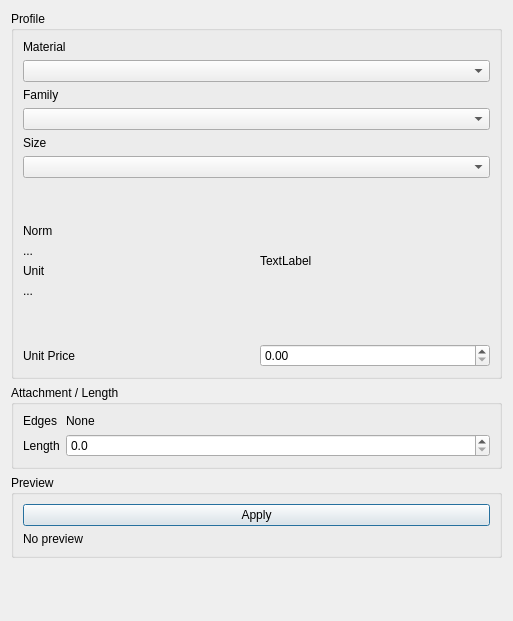
The window that freecad/maxproframe/resources/ui/create_profiles1.ui (sclMAX/MaxProFrame) describes before a commit, drawn with Qt 5.
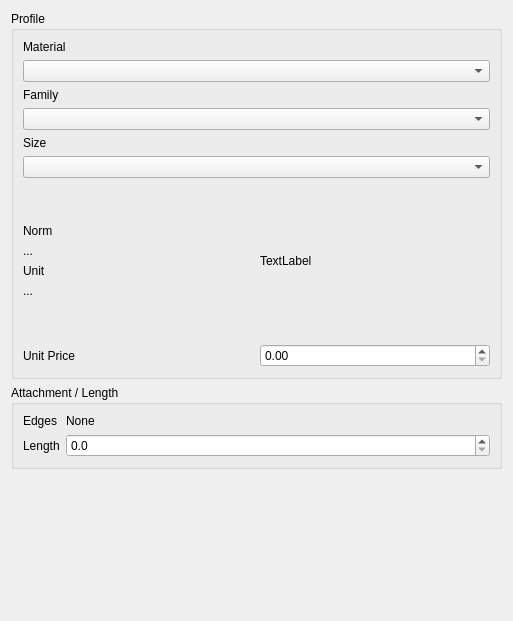
The same window after the commit.

Commit message:
refactor(panel): remove Create Profile's hidden Apply group
Create Profile previews live, so its Apply group was always hidden. The
group, its status label and the code that only drove them are gone, and
the commands doc describes the live preview.

What changed in the file:
```diff
--- a/freecad/maxproframe/resources/ui/create_profiles1.ui
+++ b/freecad/maxproframe/resources/ui/create_profiles1.ui
@@ -201,32 +201,6 @@
      </layout>
     </widget>
    </item>
-   <item>
-    <widget class="QGroupBox" name="groupBox_apply">
-     <property name="title">
-      <string>Preview</string>
-     </property>
-     <layout class="QVBoxLayout" name="horizontalLayout_apply">
-      <item>
-       <widget class="QPushButton" name="btn_apply">
-        <property name="text">
-         <string>Apply</string>
-        </property>
-        <property name="toolTip">
-         <string>Apply changes and update preview</string>
-        </property>
-       </widget>
-      </item>
-      <item>
-       <widget class="QLabel" name="label_apply_status">
-        <property name="text">
-         <string>No preview</string>
-        </property>
-       </widget>
-      </item>
-     </layout>
-    </widget>
-   </item>
    <item>
     <spacer name="verticalSpacer">
      <property name="orientation">
```
The commit also changes 8 other files.
